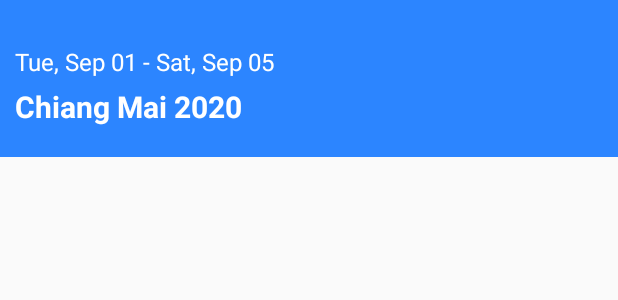
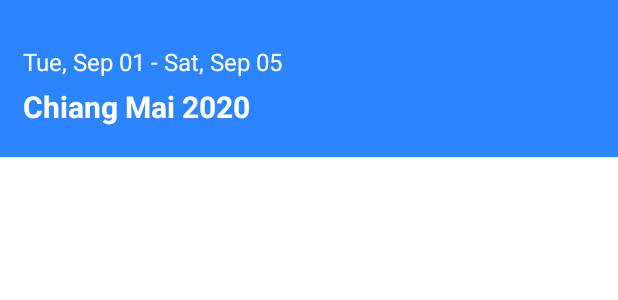
Before and after one commit to ppyzza/golo, an Android app: the layout fragment_planning.xml on its own in the app's theme, with its tools: preview values and no code run, on a phone screen of 412 x 824 dp. Shown: the top 300 px of the screen. Run offline under Robolectric (Android 15) with nearby library versions, the phone set to English and light mode, and no system bars.

Commit message:
create fragment planning

```diff
--- a/app/src/main/java/com/hackathon/golo/fragment/PlanningFragment.java
+++ b/app/src/main/java/com/hackathon/golo/fragment/PlanningFragment.java
@@ -1,17 +1,19 @@
 package com.hackathon.golo.fragment;
 
 import android.os.Bundle;
+
 import androidx.fragment.app.Fragment;
+
 import android.view.LayoutInflater;
 import android.view.View;
 import android.view.ViewGroup;
+
 import com.hackathon.golo.R;
 
 /**
  * A simple {@link Fragment} subclass.
  * Use the {@link PlanningFragment#newInstance} factory method to
  * create an instance of this fragment.
- *
  */
 public class PlanningFragment extends Fragment {
 
@@ -23,6 +25,10 @@ public class PlanningFragment extends Fragment {
     // TODO: Rename and change types of parameters
     private String mParam1;
     private String mParam2;
+
+    public PlanningFragment() {
+        // Required empty public constructor
+    }
 
     /**
      * Use this factory method to create a new instance of
@@ -42,10 +48,6 @@ public class PlanningFragment extends Fragment {
         return fragment;
     }
 
-    public PlanningFragment() {
-        // Required empty public constructor
-    }
-
     @Override
     public void onCreate(Bundle savedInstanceState) {
         super.onCreate(savedInstanceState);
--- a/app/src/main/res/layout/fragment_planning.xml
+++ b/app/src/main/res/layout/fragment_planning.xml
@@ -1,5 +1,6 @@
 <?xml version="1.0" encoding="utf-8"?>
 <RelativeLayout xmlns:android="http://schemas.android.com/apk/res/android"
+    xmlns:app="http://schemas.android.com/apk/res-auto"
     xmlns:tools="http://schemas.android.com/tools"
     android:layout_width="match_parent"
     android:layout_height="wrap_content"
@@ -12,7 +13,7 @@
         android:layout_width="match_parent"
         android:layout_height="wrap_content"
         android:orientation="vertical"
-        android:paddingStart="10dp"
+        android:paddingStart="15dp"
         android:paddingTop="30dp"
         android:paddingEnd="0dp"
         android:paddingBottom="20dp">
@@ -38,7 +39,7 @@
 
     <TabHost
         android:layout_width="match_parent"
-        android:layout_height="wrap_content"
+        android:layout_height="match_parent"
         android:layout_below="@id/layout_destination_and_date">
 
         <LinearLayout
@@ -60,9 +61,8 @@
                     android:id="@+id/tab1"
                     android:layout_width="match_parent"
                     android:layout_height="match_parent"
-                    android:orientation="vertical">
-
-                </LinearLayout>
+                    android:background="#FFFFFF"
+                    android:orientation="vertical" />
 
                 <LinearLayout
                     android:id="@+id/tab2"
@@ -79,6 +79,12 @@
                     android:orientation="vertical">
 
                 </LinearLayout>
+
+                <LinearLayout
+                    android:id="@+id/tab4"
+                    android:layout_width="match_parent"
+                    android:layout_height="match_parent"
+                    android:orientation="vertical"></LinearLayout>
             </FrameLayout>
         </LinearLayout>
     </TabHost>
--- a/app/src/main/res/navigation/mobile_navigation.xml
+++ b/app/src/main/res/navigation/mobile_navigation.xml
@@ -28,4 +28,9 @@
         android:name="com.hackathon.golo.fragment.AccountFragment"
         android:label="@string/title_account"
         tools:layout="@layout/fragment_account" />
+    <fragment
+        android:id="@+id/planningFragment"
+        android:name="com.hackathon.golo.fragment.PlanningFragment"
+        android:label="fragment_planning"
+        tools:layout="@layout/fragment_planning" />
 </navigation>
```
